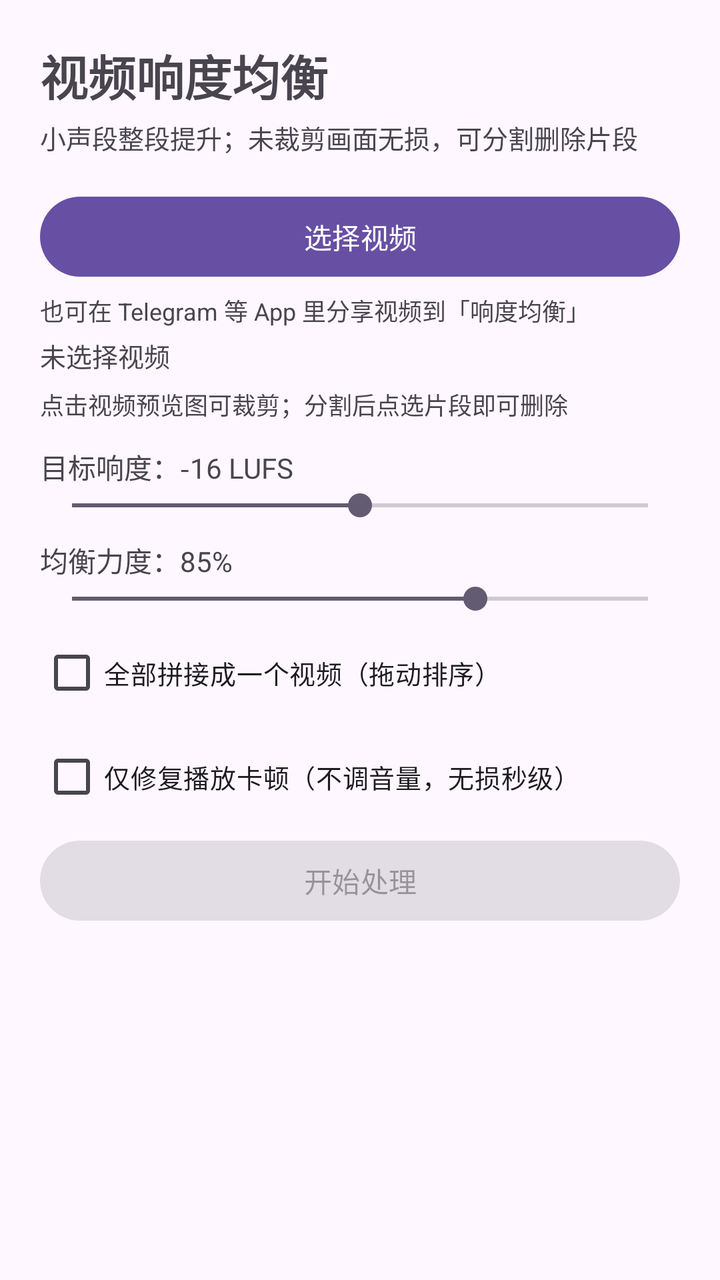
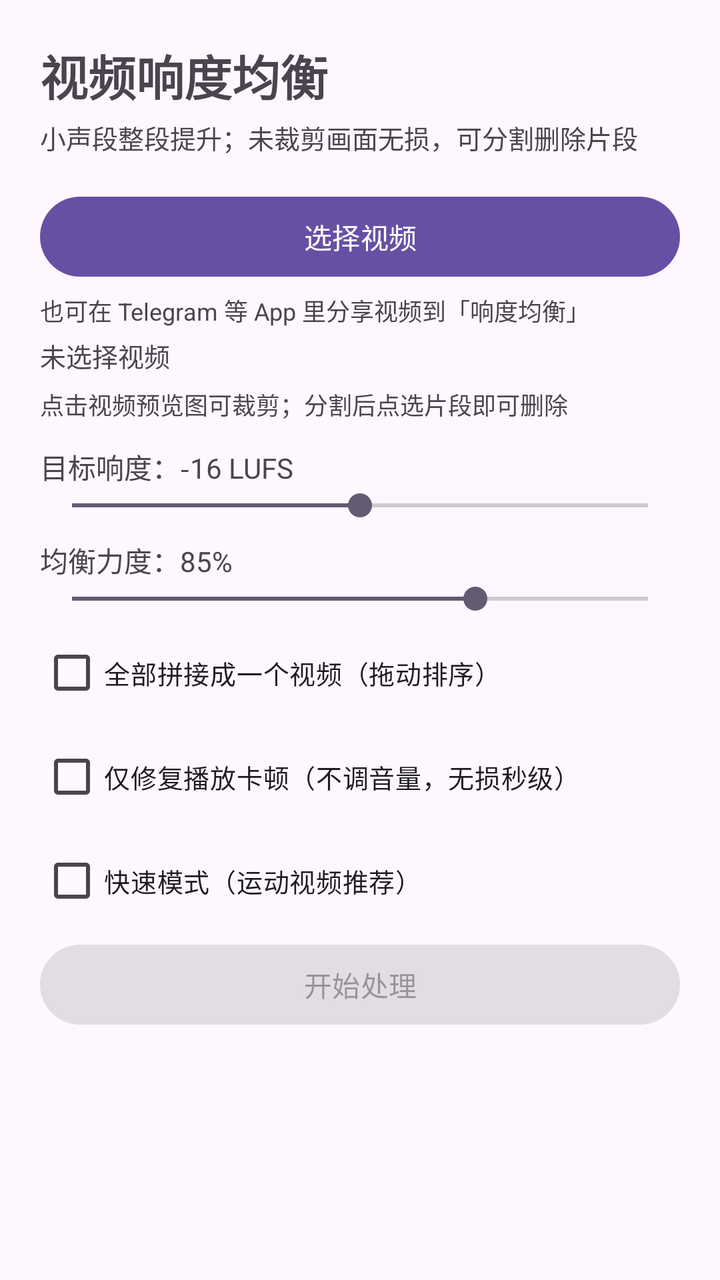

Compare the two renders of this Android layout. The source of the first and the diff that turns it into the second are given below.
<!-- AndroidManifest.xml: application theme Theme.App -->
<!-- res/layout/activity_main.xml -->
<?xml version="1.0" encoding="utf-8"?>
<LinearLayout xmlns:android="http://schemas.android.com/apk/res/android"
    android:layout_width="match_parent"
    android:layout_height="match_parent"
    android:orientation="vertical"
    android:padding="20dp">

    <TextView
        android:layout_width="wrap_content"
        android:layout_height="wrap_content"
        android:text="视频响度均衡"
        android:textSize="24sp"
        android:textStyle="bold" />

    <TextView
        android:layout_width="wrap_content"
        android:layout_height="wrap_content"
        android:layout_marginTop="4dp"
        android:text="小声段整段提升；未裁剪画面无损，可分割删除片段"
        android:textSize="13sp" />

    <Button
        android:id="@+id/btnPick"
        android:layout_width="match_parent"
        android:layout_height="wrap_content"
        android:layout_marginTop="16dp"
        android:text="选择视频" />

    <TextView
        android:layout_width="wrap_content"
        android:layout_height="wrap_content"
        android:layout_marginTop="4dp"
        android:text="也可在 Telegram 等 App 里分享视频到「响度均衡」"
        android:textSize="12sp" />

    <TextView
        android:id="@+id/tvSelected"
        android:layout_width="wrap_content"
        android:layout_height="wrap_content"
        android:layout_marginTop="4dp"
        android:text="未选择视频"
        android:textSize="13sp" />

    <androidx.recyclerview.widget.RecyclerView
        android:id="@+id/rvFiles"
        android:layout_width="match_parent"
        android:layout_height="wrap_content"
        android:layout_marginTop="4dp" />

    <TextView
        android:layout_width="wrap_content"
        android:layout_height="wrap_content"
        android:layout_marginTop="2dp"
        android:text="点击视频预览图可裁剪；分割后点选片段即可删除"
        android:textSize="12sp" />

    <TextView
        android:id="@+id/tvTarget"
        android:layout_width="wrap_content"
        android:layout_height="wrap_content"
        android:layout_marginTop="12dp"
        android:text="目标响度：-16 LUFS" />

    <SeekBar
        android:id="@+id/sbTarget"
        android:layout_width="match_parent"
        android:layout_height="wrap_content"
        android:max="8"
        android:progress="4" />

    <TextView
        android:id="@+id/tvStrength"
        android:layout_width="wrap_content"
        android:layout_height="wrap_content"
        android:layout_marginTop="8dp"
        android:text="均衡力度：85%" />

    <SeekBar
        android:id="@+id/sbStrength"
        android:layout_width="match_parent"
        android:layout_height="wrap_content"
        android:max="50"
        android:progress="35" />

    <CheckBox
        android:id="@+id/cbConcat"
        android:layout_width="wrap_content"
        android:layout_height="wrap_content"
        android:layout_marginTop="4dp"
        android:text="全部拼接成一个视频（拖动排序）"
        android:textSize="13sp" />

    <CheckBox
        android:id="@+id/cbRepair"
        android:layout_width="wrap_content"
        android:layout_height="wrap_content"
        android:layout_marginTop="4dp"
        android:text="仅修复播放卡顿（不调音量，无损秒级）"
        android:textSize="13sp" />

    <Button
        android:id="@+id/btnStart"
        android:layout_width="match_parent"
        android:layout_height="wrap_content"
        android:layout_marginTop="4dp"
        android:enabled="false"
        android:text="开始处理" />

    <ProgressBar
        android:id="@+id/pbFile"
        style="?android:attr/progressBarStyleHorizontal"
        android:layout_width="match_parent"
        android:layout_height="wrap_content"
        android:layout_marginTop="8dp"
        android:max="100"
        android:visibility="invisible" />

    <TextView
        android:id="@+id/tvStage"
        android:layout_width="wrap_content"
        android:layout_height="wrap_content"
        android:textSize="13sp" />

    <ScrollView
        android:id="@+id/svLog"
        android:layout_width="match_parent"
        android:layout_height="0dp"
        android:layout_marginTop="8dp"
        android:layout_weight="1">

        <TextView
            android:id="@+id/tvLog"
            android:layout_width="match_parent"
            android:layout_height="wrap_content"
            android:fontFamily="monospace"
            android:textIsSelectable="true"
            android:textSize="12sp" />
    </ScrollView>

</LinearLayout>
<!-- resources referenced by this layout -->
<resources>
  <style name="Theme.App" parent="Theme.Material3.DayNight.NoActionBar" />
</resources>

<!-- the commit's change to res/layout/activity_main.xml (unified diff, before → after) -->
@@ -98,6 +98,14 @@
         android:text="仅修复播放卡顿（不调音量，无损秒级）"
         android:textSize="13sp" />
 
+    <CheckBox
+        android:id="@+id/cbFast"
+        android:layout_width="wrap_content"
+        android:layout_height="wrap_content"
+        android:layout_marginTop="4dp"
+        android:text="快速模式（运动视频推荐）"
+        android:textSize="13sp" />
+
     <Button
         android:id="@+id/btnStart"
         android:layout_width="match_parent"
